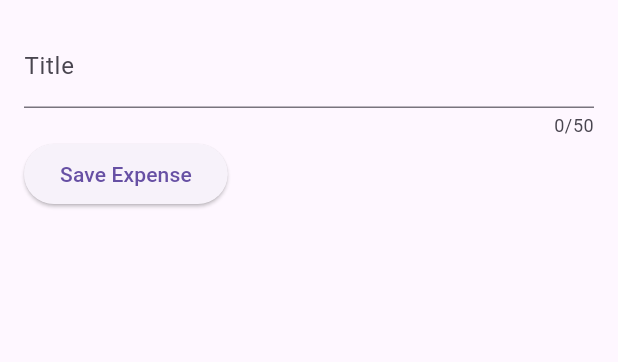
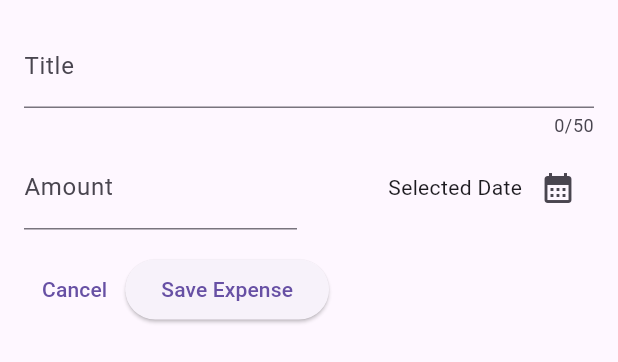
Before and after one commit to ElbertNatan/Flutter-expenses-app, a Flutter app: the NewExpense widget shown alone on an empty page, opened directly, on a phone screen of 412 x 824 dp. Shown: the top 362 px of the screen. Run offline on Flutter 3.47's test engine with Material 2 defaults, Android fonts, the phone set to English and light mode, and no system bars.

Commit message:
- colocando calendario

```diff
--- a/flutter_expenses_app/lib/widgets/new_expense.dart
+++ b/flutter_expenses_app/lib/widgets/new_expense.dart
@@ -11,10 +11,23 @@
 
 class _NewExpenseState extends State<NewExpense> {
   final _titleController = TextEditingController();
+  final _amountController = TextEditingController();
+
+  void _presentDatePicker() {
+    final now = DateTime.now();
+    final firstDate = DateTime(now.year - 1, now.month, now.day);
+    showDatePicker(
+        context: context,
+        initialDate: now,
+        firstDate: firstDate,
+        lastDate: now);
+  }
 
   @override
   void dispose() {
     _titleController.dispose();
+    _amountController.dispose();
+
     super.dispose();
   }
 
@@ -31,11 +44,52 @@
               label: Text('Title'),
             ),
           ),
+          const SizedBox(
+            height: 5,
+          ),
           Row(
             children: [
+              Expanded(
+                child: TextField(
+                  controller: _amountController,
+                  keyboardType: TextInputType.number,
+                  decoration: const InputDecoration(
+                    prefixText: '\$',
+                    label: Text('Amount'),
+                  ),
+                ),
+              ),
+              const SizedBox(
+                width: 16,
+              ),
+              Expanded(
+                child: Row(
+                  mainAxisAlignment: MainAxisAlignment.end,
+                  children: [
+                    const Text('Selected Date'),
+                    IconButton(
+                      onPressed: _presentDatePicker,
+                      icon: const Icon(Icons.calendar_month),
+                    )
+                  ],
+                ),
+              ),
+            ],
+          ),
+          const SizedBox(
+            height: 16,
+          ),
+          Row(
+            children: [
+              TextButton(
+                  onPressed: () {
+                    Navigator.pop(context);
+                  },
+                  child: const Text('Cancel')),
               ElevatedButton(
                   onPressed: () {
                     print(_titleController.text);
+                    print(_amountController.text);
                   },
                   child: const Text('Save Expense')),
             ],
```
